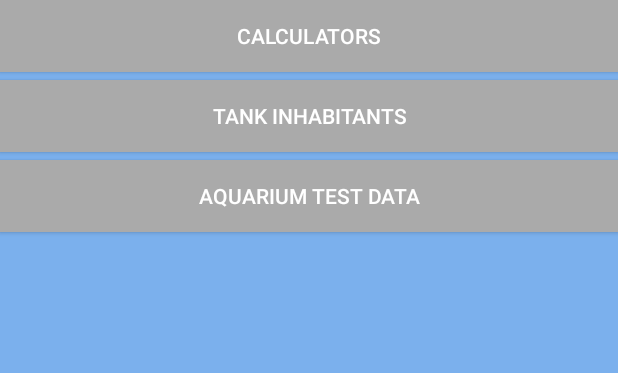
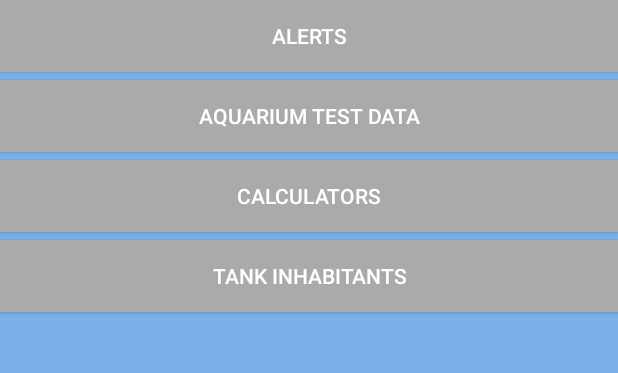
Before and after one commit to jekrause/reef, an Android app: the screen it shows after launch (MainActivity), on a phone screen of 412 x 824 dp, the part 101-474 px from its top. Run offline under Robolectric (Android 15) with nearby library versions, the phone set to English and light mode, and no system bars.

Commit message:
MainActivity layout

```diff
--- a/app/src/main/AndroidManifest.xml
+++ b/app/src/main/AndroidManifest.xml
@@ -53,7 +53,10 @@
             android:screenOrientation="portrait"/>
         <activity android:name=".SelectedTest"
             android:screenOrientation="portrait"/>
-        <activity android:name=".Graph"></activity>
+        <activity android:name=".Graph"
+            android:screenOrientation="portrait"/>
+        <activity android:name=".AlertsActivity"
+            android:screenOrientation="portrait"/>
     </application>
 
 </manifest>
--- a/app/src/main/java/kdc/reef/john/reefcaluclators/AlertsActivity.java
+++ b/app/src/main/java/kdc/reef/john/reefcaluclators/AlertsActivity.java
@@ -42,8 +42,8 @@ public class AlertsActivity extends AppCompatActivity {
             }
         });
         oAlertsArrayAdapter = new AlertsActivity.MyListAdapter();
-        lsAlerts = lsAlerts == null? new ArrayList<Alert>() : lsAlerts;
-        viewListView = (ListView) findViewById(R.id.coralListView);
+        lsAlerts = new ArrayList<>();
+        viewListView = (ListView) findViewById(R.id.listViewAlarms);
         //curNumber = coralProfileArrayList.size();
         viewListView.setCacheColorHint(Color.TRANSPARENT); // not sure if this is required for you.
         viewListView.setFastScrollEnabled(true);
--- a/app/src/main/java/kdc/reef/john/reefcaluclators/MainActivity.java
+++ b/app/src/main/java/kdc/reef/john/reefcaluclators/MainActivity.java
@@ -57,4 +57,8 @@ public class MainActivity extends AppCompatActivity {
         startActivity(intent);
     }
 
+    public void alertsClick(View view){
+        Intent intent = new Intent(MainActivity.this, AlertsActivity.class);
+        startActivity(intent);
+    }
 }
--- a/app/src/main/res/layout/activity_main.xml
+++ b/app/src/main/res/layout/activity_main.xml
@@ -24,38 +24,45 @@
     <Button
         android:layout_width="fill_parent"
         android:layout_height="wrap_content"
-        android:text="Calculators"
-        android:id="@+id/calculators"
-        android:onClick="calculators"
-        android:layout_below="@+id/textView"
-        android:layout_alignParentLeft="true"
-        android:layout_alignParentStart="true"
-        android:layout_alignParentRight="true"
-        android:layout_alignParentEnd="true"
+        android:text="Alerts"
+        android:onClick="alertsClick"
+        android:id="@+id/buttonAlerts"
         android:background="@android:color/darker_gray"
-        />
+        android:layout_below="@id/textView"
+        android:layout_marginBottom="5dp"
+        android:layout_alignParentStart="true" />
 
     <Button
-        android:layout_marginTop="5dp"
+        android:layout_width="fill_parent"
+        android:layout_height="wrap_content"
+        android:background="@android:color/darker_gray"
+        android:text="Aquarium Test Data"
+        android:onClick="reefTestsClick"
+        android:id="@+id/buttonTest"
+        android:layout_below="@+id/buttonAlerts"
+        android:layout_marginBottom="5dp"
+        android:layout_alignParentStart="true" />
+
+    <Button
+        android:layout_width="fill_parent"
+        android:layout_height="wrap_content"
+        android:text="Calculators"
+        android:id="@+id/buttonCalculators"
+        android:onClick="calculators"
+        android:background="@android:color/darker_gray"
+        android:layout_below="@id/buttonTest"
+        android:layout_alignParentStart="true"
+        android:layout_marginBottom="5dp" />
+
+    <Button
         android:layout_width="fill_parent"
         android:layout_height="wrap_content"
         android:text="Tank Inhabitants"
         android:onClick="tankInhabitants"
         android:id="@+id/buttonTankInhabitants"
-        android:layout_below="@+id/calculators"
-        android:layout_alignParentLeft="true"
-        android:layout_alignParentStart="true"
-        android:layout_alignParentRight="true"
-        android:layout_alignParentEnd="true"
-        android:background="@android:color/darker_gray"/>
+        android:background="@android:color/darker_gray"
+        android:layout_below="@+id/buttonCalculators"
+        android:layout_alignParentStart="true" />
 
-    <Button
-        android:layout_width="fill_parent"
-        android:layout_height="wrap_content"
-        android:layout_marginTop="5dp"
-        android:layout_below="@+id/buttonTankInhabitants"
-        android:background="@android:color/darker_gray"
-        android:text="Aquarium Test Data"
-        android:onClick="reefTestsClick"/>
 
 </RelativeLayout>
```
